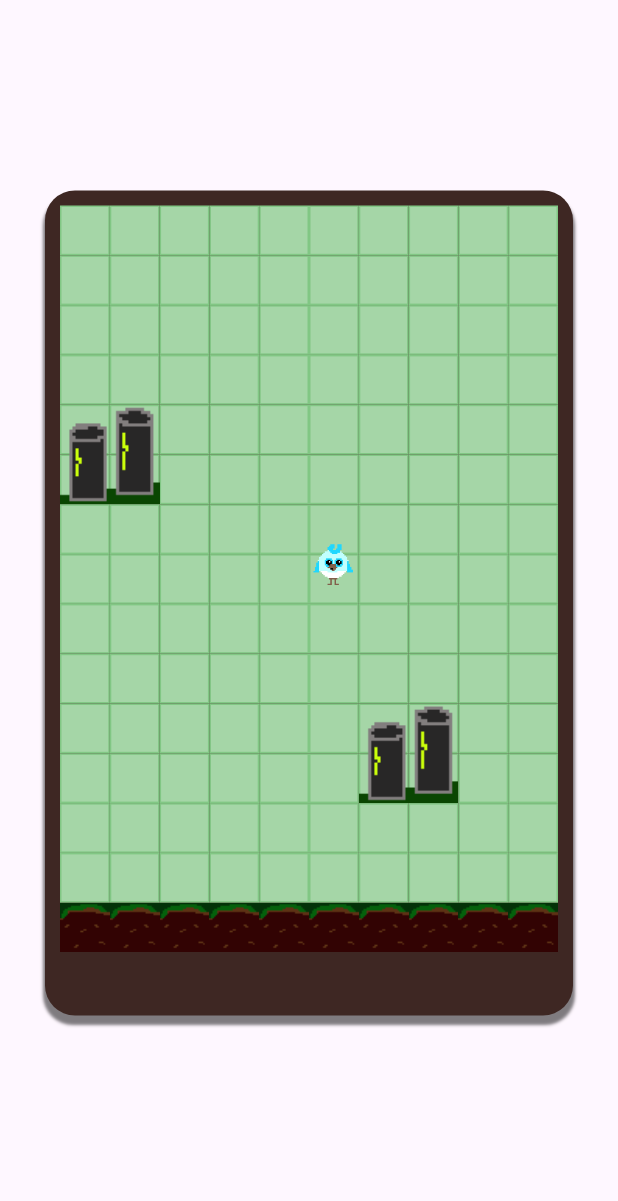
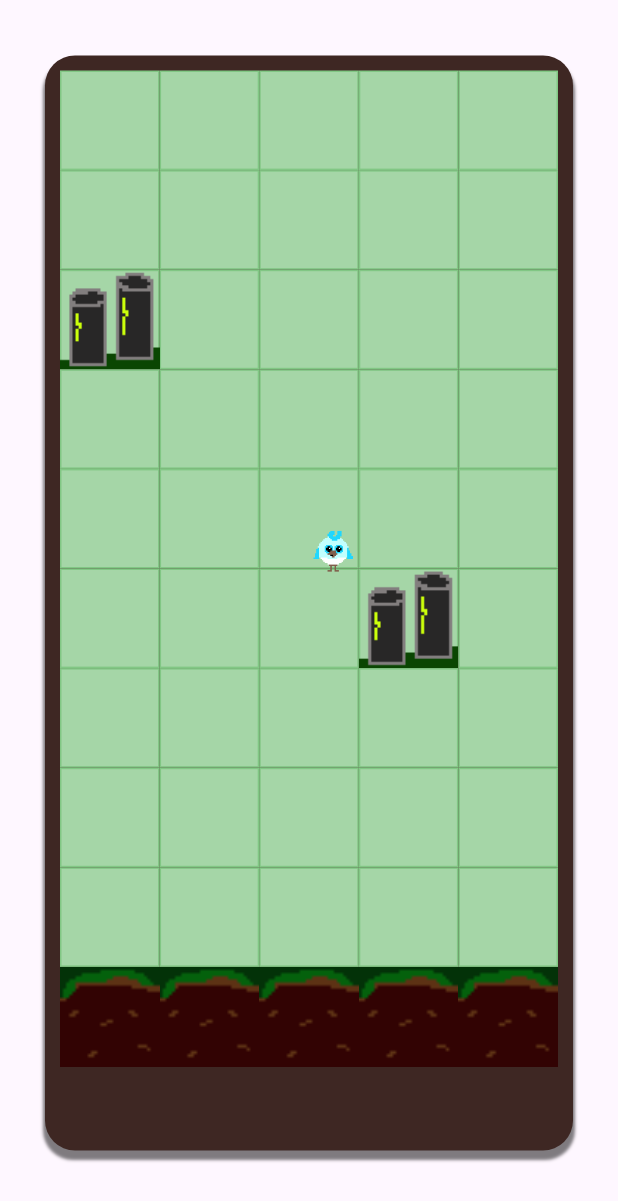
Before and after one commit to timsedev/ecotown, a Flutter app: the screen it shows after launch, on a phone screen of 412 x 824 dp. Shown: the top 1201 px of the screen. Run offline on Flutter 3.47's test engine with Material 3 defaults, Android fonts, the phone set to English and light mode, and no system bars; drawn by our look-alikes of animated_background; our stand-ins replace google_fonts, stacked, stacked_services, stacked_shared.

Commit message:
Changing and neutralising building and background grid to 5 * 10

```diff
--- a/lib/core/models/building.dart
+++ b/lib/core/models/building.dart
@@ -2,7 +2,7 @@ import 'dart:developer';
 
 import 'package:ecotown/ui/common/app_strings.dart';
 
-/// building grid = 5 x 7
+/// building grid = 5 x 10
 class Building {
   final String name;
   final String description;
@@ -49,7 +49,7 @@ class Building {
 }
 
 /// temporary building map
-List<Building?> tempBuildingsMap = List.generate(35, (index) {
+List<Building?> tempBuildingsMap = List.generate(50, (index) {
   if (index == 10) {
     return Building.biofuelPlant(index % 4, index ~/ 4);
   }
--- a/lib/ui/views/widgets/background.dart
+++ b/lib/ui/views/widgets/background.dart
@@ -23,7 +23,7 @@ class _BackgroundState extends State<Background> with TickerProviderStateMixin {
           child: Container(
             margin:
                 const EdgeInsets.only(top: 30, left: 30, right: 30, bottom: 50),
-            height: 550,
+            height: 730,
             width: 400,
             // add shadow bellow
             decoration: BoxDecoration(
--- a/lib/ui/views/widgets/ground.dart
+++ b/lib/ui/views/widgets/ground.dart
@@ -1,6 +1,6 @@
 import 'package:flutter/material.dart';
 
-/// 100 x 150 grid
+/// 5 x 10 grid
 /// index 0 - 139: grass, able to build buildings on
 /// index 140 - 149: grass ground, not able to build buildings on
 class Ground extends StatelessWidget {
@@ -12,11 +12,11 @@ class Ground extends StatelessWidget {
       physics: const NeverScrollableScrollPhysics(),
       padding: const EdgeInsets.all(10),
       gridDelegate: const SliverGridDelegateWithFixedCrossAxisCount(
-        crossAxisCount: 10,
+        crossAxisCount: 5,
       ),
-      children: List.generate(150, (index) {
+      children: List.generate(50, (index) {
         String? imagePath;
-        if (index < 140) {
+        if (index < 45) {
           return Container(
             decoration: BoxDecoration(
               color: Colors.green[200],
```
